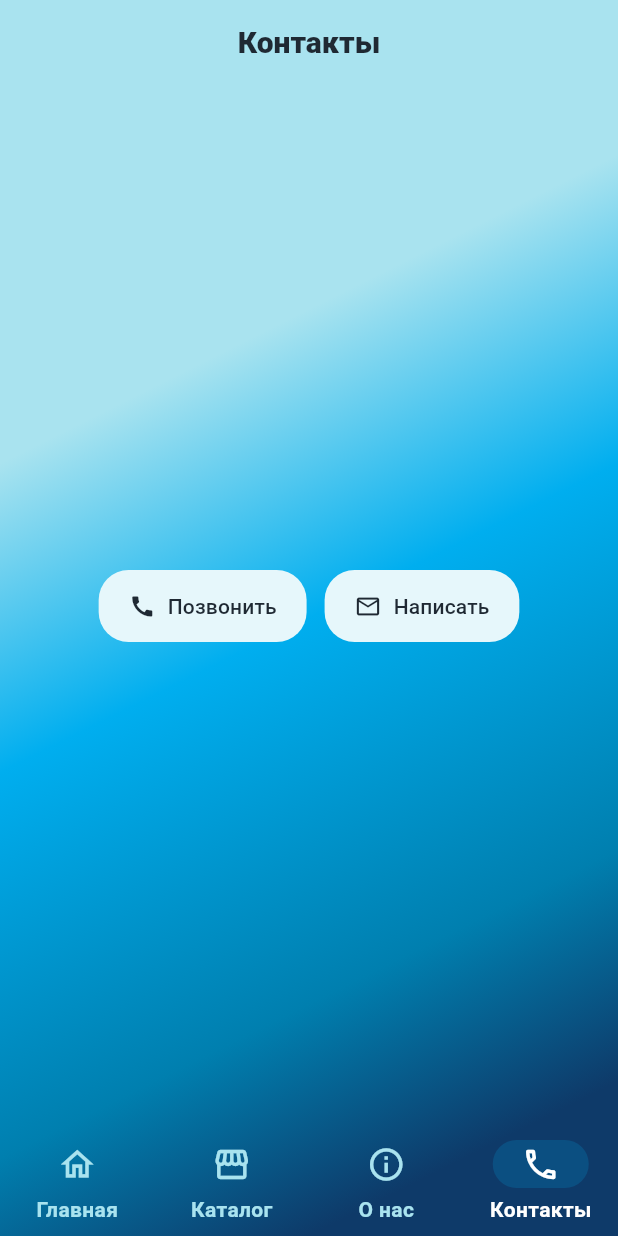
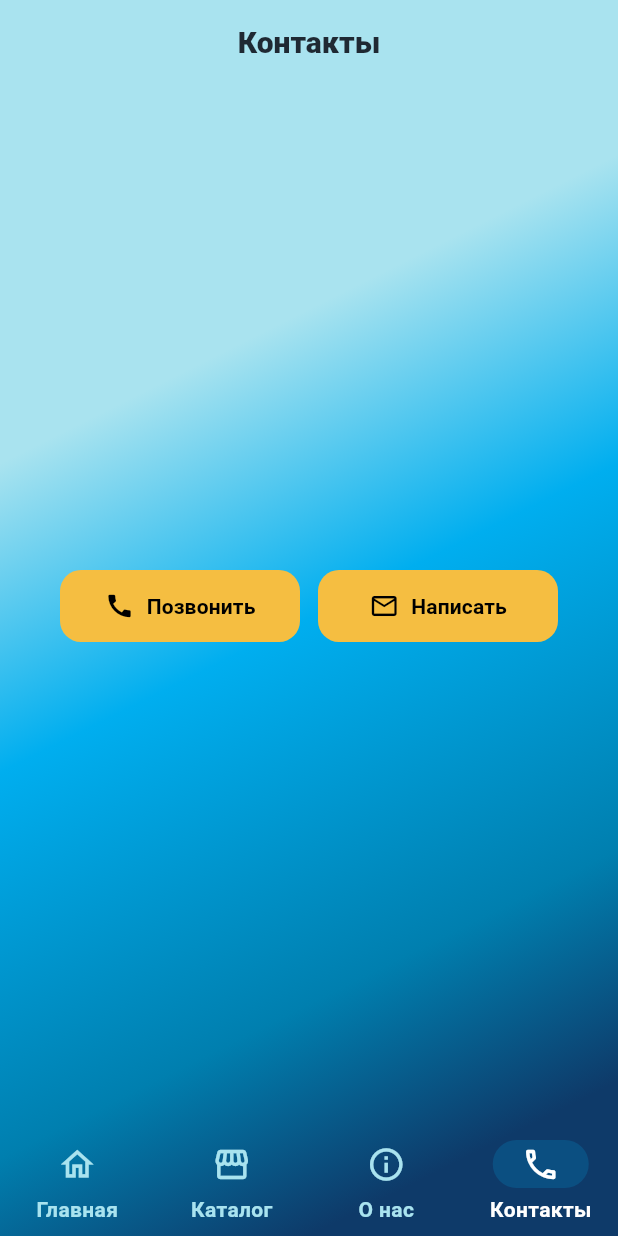
Before and after one commit to siyatut/atlantida_shop, a Flutter app: the screen it shows after launch, item 4 of the bottom bar chosen, after a tap on "Позвонить", on a phone screen of 412 x 824 dp. Run offline on Flutter 3.47's test engine with Material 3 defaults, Android fonts, the phone set to English and light mode, and no system bars; our stand-ins replace cached_network_image; network calls fail; statements that could not run were skipped.

Commit message:
feat(ui): reuse YellowButton across screens

```diff
--- a/lib/screens/contacts.dart
+++ b/lib/screens/contacts.dart
@@ -1,6 +1,6 @@
 import 'package:flutter/material.dart';
-import 'package:url_launcher/url_launcher.dart';
-import '../theme/app_colors.dart';
+import '../utils/launcher_utils.dart';
+import '../widgets/yellow_button.dart';
 
 class ContactsScreen extends StatelessWidget {
   const ContactsScreen({super.key});
@@ -8,34 +8,31 @@ class ContactsScreen extends StatelessWidget {
   @override
   Widget build(BuildContext context) {
     return Center(
-      child: Theme(
-        data: Theme.of(context).copyWith(
-          elevatedButtonTheme: ElevatedButtonThemeData(
-            style: ElevatedButton.styleFrom(
-              backgroundColor: AppColors.mint,
-              foregroundColor: AppColors.ink,
-              elevation: 0,
-              padding: const EdgeInsets.symmetric(horizontal: 20, vertical: 14),
-              shape: RoundedRectangleBorder(
-                borderRadius: BorderRadius.circular(20),
-              ),
-              shadowColor: Colors.black.withValues(alpha: .1),
-            ),
-          ),
-        ),
+      child: Padding(
+        padding: const EdgeInsets.all(16),
         child: Wrap(
           spacing: 12,
           runSpacing: 12,
           children: [
-            ElevatedButton.icon(
-              onPressed: () => launchUrl(Uri.parse('tel:+79625046096')),
-              icon: const Icon(Icons.call),
-              label: const Text('Позвонить'),
+            SizedBox(
+              width: 160,
+              child: YellowButton(
+                text: 'Позвонить',
+                icon: Icons.call,
+                onTap: () => makePhoneCall('+79625046096'),
+              ),
             ),
-            ElevatedButton.icon(
-              onPressed: () => launchUrl(Uri.parse('mailto:gagin645@yandex.ru')),
-              icon: const Icon(Icons.email_outlined),
-              label: const Text('Написать'),
+            SizedBox(
+              width: 160,
+              child: YellowButton(
+                text: 'Написать',
+                icon: Icons.email_outlined,
+                onTap: () => sendEmail(
+                  email: 'gagin645@yandex.ru',
+                  subject: 'Вопрос из приложения',
+                  body: 'Здравствуйте! Хочу уточнить детали…',
+                ),
+              ),
             ),
           ],
         ),
--- a/lib/screens/home.dart
+++ b/lib/screens/home.dart
@@ -1,6 +1,7 @@
 import 'package:flutter/material.dart';
 import '../theme/app_colors.dart';
 import '../utils/launcher_utils.dart';
+import '../widgets/yellow_button.dart';
 
 class HomeScreen extends StatelessWidget {
   const HomeScreen({super.key, this.onOpenCatalog});
@@ -32,7 +33,7 @@ class HomeScreen extends StatelessWidget {
                   Row(
                     children: [
                       Expanded(
-                        child: _YellowButton(
+                        child: YellowButton(
                           text: 'Позвонить',
                           icon: Icons.call,
                           onTap: () => makePhoneCall('+79625046096'),
@@ -40,7 +41,7 @@ class HomeScreen extends StatelessWidget {
                       ),
                       const SizedBox(width: 12),
                       Expanded(
-                        child: _YellowButton(
+                        child: YellowButton(
                           text: 'Написать',
                           icon: Icons.email_outlined,
                           onTap: () => sendEmail(
@@ -475,37 +476,5 @@ class _SectionTitle extends StatelessWidget {
   }
 }
 
-class _YellowButton extends StatelessWidget {
-  const _YellowButton({
-    required this.text,
-    required this.onTap,
-    required this.icon,
-  });
-  final String text;
-  final IconData? icon;
-  final VoidCallback onTap;
-
-  @override
-  Widget build(BuildContext context) {
-    return FilledButton(
-      onPressed: onTap,
-      style: FilledButton.styleFrom(
-        backgroundColor: const Color(0xFFF5BE41),
-        foregroundColor: Colors.black,
-        elevation: 0,
-        padding: const EdgeInsets.symmetric(horizontal: 16, vertical: 14),
-        shape: RoundedRectangleBorder(borderRadius: BorderRadius.circular(14)),
-      ),
-      child: Row(
-        mainAxisAlignment: MainAxisAlignment.center,
-        children: [
-          if (icon != null) ...[Icon(icon, size: 20), const SizedBox(width: 8)],
-          Text(text, style: const TextStyle(fontWeight: FontWeight.w700)),
-        ],
-      ),
-    );
-  }
-}
-
 Widget _gap12() => const SizedBox(height: 12);
 Widget _gap16() => const SizedBox(height: 16);
--- /dev/null
+++ b/lib/widgets/yellow_button.dart
@@ -0,0 +1,43 @@
+import 'package:flutter/material.dart';
+
+class YellowButton extends StatelessWidget {
+  const YellowButton({
+    super.key,
+    required this.text,
+    required this.onTap,
+    this.icon,
+  });
+
+  final String text;
+  final IconData? icon;
+  final VoidCallback onTap;
+
+  @override
+  Widget build(BuildContext context) {
+    return FilledButton(
+      onPressed: onTap,
+      style: FilledButton.styleFrom(
+        backgroundColor: const Color(0xFFF5BE41),
+        foregroundColor: Colors.black,
+        elevation: 0,
+        padding: const EdgeInsets.symmetric(horizontal: 16, vertical: 14),
+        shape: RoundedRectangleBorder(
+          borderRadius: BorderRadius.circular(14),
+        ),
+      ),
+      child: Row(
+        mainAxisAlignment: MainAxisAlignment.center,
+        children: [
+          if (icon != null) ...[
+            Icon(icon, size: 20),
+            const SizedBox(width: 8),
+          ],
+          Text(
+            text,
+            style: const TextStyle(fontWeight: FontWeight.w700),
+          ),
+        ],
+      ),
+    );
+  }
+}
```
Also changed, not shown: lib/screens/product_details.dart (+18 -23 lines).
